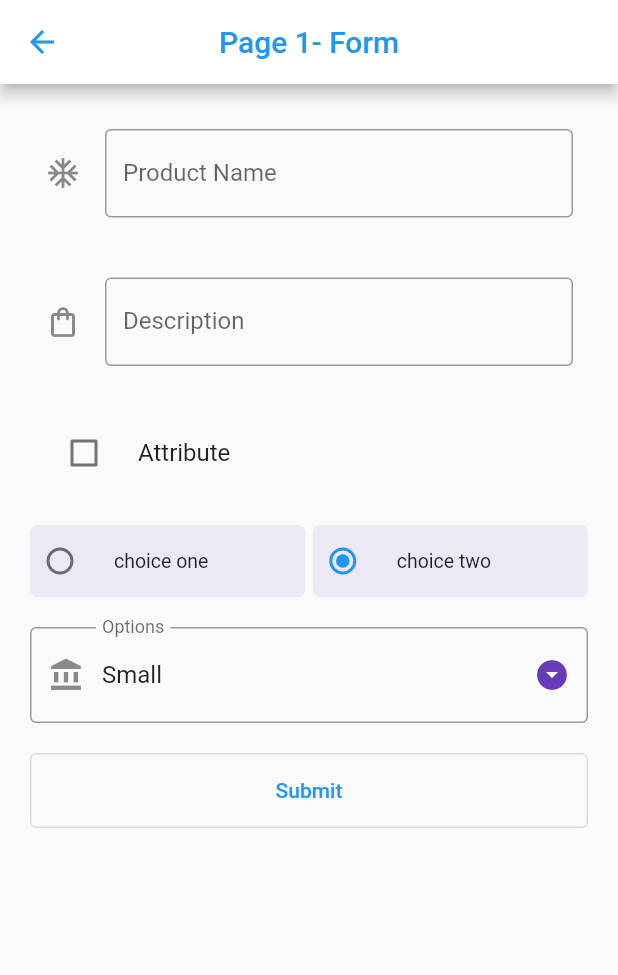
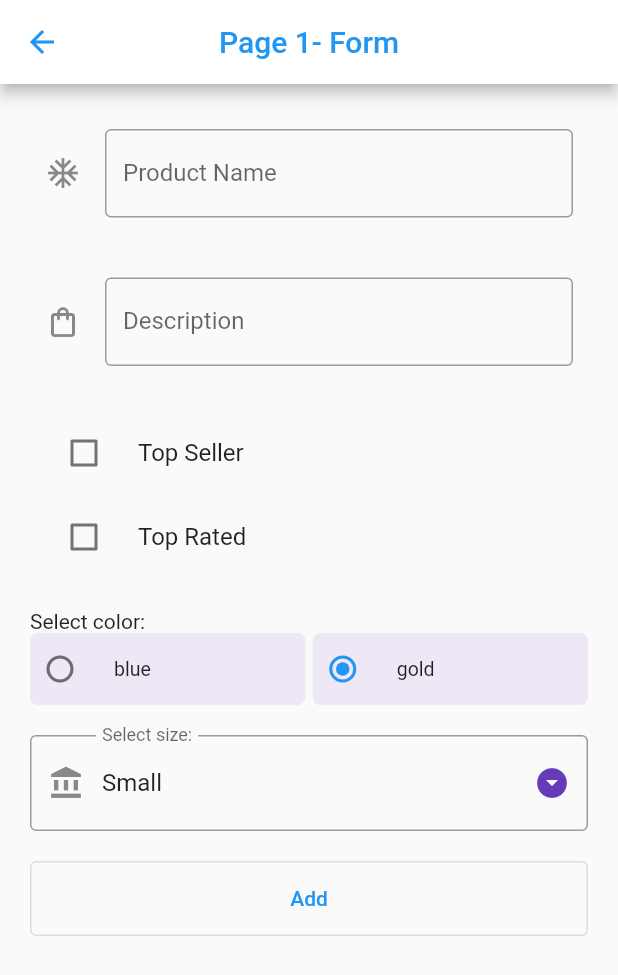
Before and after one commit to ThawedBuffalo/flutter_template, a Flutter app: the Page1 screen opened directly, on a phone screen of 412 x 824 dp. Shown: the top 975 px of the screen. Run offline on Flutter 3.47's test engine with Material 2 defaults, Android fonts, the phone set to English and light mode, and no system bars; our stand-ins replace bloc, dartz, equatable, flash, get_it, logger.

Commit message:
completed form with model validations

```diff
--- a/lib/presentation/pages/page-1/page-1.dart
+++ b/lib/presentation/pages/page-1/page-1.dart
@@ -1,11 +1,10 @@
 import 'package:flutter/material.dart';
 import 'package:flutter_template/core/logging/custom_logger.dart';
+import 'package:flutter_template/presentation/pages/page-1/product-model.dart.dart';
 import 'package:flutter_template/presentation/pages/widgets/radio-button-widget.dart';
 import 'package:flutter_template/presentation/pages/widgets/text-form-widget.dart';
 
 import '../page-2/page-2.dart';
-
-enum RadioButtonTypeEnum { option1, option2 }
 
 class Page1 extends StatefulWidget {
   const Page1({super.key});
@@ -16,22 +15,24 @@ class Page1 extends StatefulWidget {
 
 class _Page1State extends State<Page1> {
   _Page1State() {
-    _dropDownSelection = _dropDownList[0];
+    _sizeSelected = _sizeOptions[0];
   }
 
-  String _productName = 'Product Name';
-  String _productDescription = 'Description';
+  final String _productName = 'Product Name';
+  final String _productDescription = 'Description';
   final _productController = TextEditingController();
   final _descriptionController = TextEditingController();
-  bool _checkBox = false;
+  bool _topSeller = false;
+  bool _topRated = false;
+  var selectedColor;
 
   // define variables for radio button section
-  List<String> optionsList = ['choice one', 'choice two', 'choice three'];
-  int radioButtonGroupValue = 1;
+  List<String> colorOptions = ['blue', 'gold'];
+  int colorOptionsGroup = 1;
 
   // define values for dropdown fields
-  final _dropDownList = ["Small", "Medium", "Large", "Xlarge"];
-  String? _dropDownSelection;
+  final _sizeOptions = ["Small", "Medium", "Large", "Xlarge"];
+  String _sizeSelected = 'Small';
 
   final _formKey = GlobalKey<FormState>();
 
@@ -66,63 +67,66 @@ class _Page1State extends State<Page1> {
                 const SizedBox(height: 20.0),
                 // TODO- create generic external widget
                 CheckboxListTile(
-                  value: _checkBox,
-                  title: const Text("Attribute"),
+                  value: _topSeller,
+                  title: const Text("Top Seller"),
                   onChanged: (value) {
                     setState(() {
-                      _checkBox = value!;
-                      CustomLogger.loggerNoStack
-                          .i('checkbox value: $_checkBox');
+                      _topSeller = value!;
+                      CustomLogger.loggerNoStack.i('top seller: $_topSeller');
                     });
                   },
                   controlAffinity: ListTileControlAffinity.leading,
                 ),
+                //const SizedBox(height: 10.0),
+                CheckboxListTile(
+                  value: _topRated,
+                  title: const Text("Top Rated"),
+                  onChanged: (value) {
+                    setState(() {
+                      _topRated = value!;
+                      CustomLogger.loggerNoStack.i('top rated: $_topRated');
+                    });
+                  },
+                  controlAffinity: ListTileControlAffinity.leading,
+                ),
+
                 const SizedBox(height: 20.0),
+                Text('Select color:'),
                 Row(
                   children: [
                     RadioButtonWidget(
-                        title: Text(optionsList[0]),
+                        title: Text(colorOptions[0]),
                         value: 0,
-                        groupValue: radioButtonGroupValue,
+                        groupValue: colorOptionsGroup,
                         onChanged: (value) {
                           setState(() {
-                            var selected = optionsList[value];
+                            selectedColor = colorOptions[value];
                             CustomLogger.loggerNoStack.i(
-                                'user selected value- ->$value<-, item ->$selected<-');
-                            radioButtonGroupValue = value;
+                                'user selected value- ->$value<-, item ->$selectedColor<-');
+                            colorOptionsGroup = value;
                           });
                         }),
                     const SizedBox(
                       width: 5.0,
                     ),
                     RadioButtonWidget(
-                        title: Text(optionsList[1]),
+                        title: Text(colorOptions[1]),
                         value: 1,
-                        groupValue: radioButtonGroupValue,
+                        groupValue: colorOptionsGroup,
                         onChanged: (value) {
                           setState(() {
-                            var selected = optionsList[value];
+                            selectedColor = colorOptions[value];
                             CustomLogger.loggerNoStack.i(
-                                'user selected value- ->$value<-, item ->$selected<-');
-                            radioButtonGroupValue = value;
+                                'user selected value- ->$value<-, item ->$selectedColor<-');
+                            colorOptionsGroup = value;
                           });
                         }),
-                    // RadioButtonWidget(
-                    //     title: Text(RadioButtonTypeEnum.option2.name),
-                    //     value: RadioButtonTypeEnum.option2,
-                    //     selectedRadioButtonType: _radioButtonTypeEnum,
-                    //     onChanged: (val) {
-                    //       setState(() {
-                    //         CustomLogger.loggerNoStack.i('user selected- $val');
-                    //         _radioButtonTypeEnum = val;
-                    //       });
-                    //     }),
                   ],
                 ),
                 const SizedBox(height: 20.0),
                 DropdownButtonFormField(
-                  value: _dropDownSelection,
-                  items: _dropDownList
+                  value: _sizeSelected,
+                  items: _sizeOptions
                       .map((e) => DropdownMenuItem(
                             child: Text(e),
                             value: e,
@@ -130,7 +134,7 @@ class _Page1State extends State<Page1> {
                       .toList(),
                   onChanged: (value) {
                     setState(() {
-                      _dropDownSelection = value as String;
+                      _sizeSelected = value as String;
                     });
                   },
                   icon: const Icon(
@@ -139,7 +143,7 @@ class _Page1State extends State<Page1> {
                   ),
                   dropdownColor: Colors.deepPurple.shade50,
                   decoration: const InputDecoration(
-                      labelText: "Options",
+                      labelText: "Select size:",
                       prefixIcon: Icon(Icons.account_balance),
                       border: OutlineInputBorder()),
                 ),
@@ -148,19 +152,30 @@ class _Page1State extends State<Page1> {
                   style: OutlinedButton.styleFrom(
                       minimumSize: const Size(200, 50)),
                   onPressed: () {
-                    CustomLogger.loggerNoStack.i("INFO: just showing info...");
+                    CustomLogger.loggerNoStack
+                        .i("INFO: mapping user values to model, submitting...");
+
                     if (_formKey.currentState!.validate()) {
+                      ProductModel product = ProductModel(
+                          name: _productController.text,
+                          description: _descriptionController.text,
+                          topSeller: _topSeller,
+                          topRated: _topRated,
+                          color: selectedColor,
+                          size: _sizeSelected);
+
+                      var result = product.toJson();
+                      CustomLogger.loggerNoStack.i("INFO: $result");
                       Navigator.push(context, MaterialPageRoute(
                         builder: (context) {
                           return Page2(
-                            productName: _productController.text,
-                            checkboxValue: _checkBox,
+                            product: product,
                           );
                         },
                       ));
                     }
                   }, // onPressed
-                  child: const Text("Submit"),
+                  child: const Text("Add"),
                 ),
               ],
             ),
--- /dev/null
+++ b/lib/presentation/pages/page-1/product-model.dart.dart
@@ -0,0 +1,50 @@
+import 'package:equatable/equatable.dart';
+
+// NOTE: this file would normally live in the clean arch model layer, here just for demo
+
+// models are the direct mapping from repository/apis
+// entities are the logical models
+
+class ProductModel extends Equatable {
+  final String name;
+  final String description;
+  final bool topSeller;
+  final bool topRated;
+  final String color;
+  final String size;
+
+  const ProductModel(
+      {required this.name,
+      required this.description,
+      required this.topSeller,
+      required this.topRated,
+      required this.color,
+      required this.size});
+
+  factory ProductModel.fromJson(Map<String, dynamic> jsonData) {
+    Map<String, dynamic> jsonUserData = jsonData['placeholder_jsontitle'];
+
+    return ProductModel(
+        name: jsonUserData['name'],
+        description: jsonUserData['description'],
+        topSeller: jsonUserData['topSeller'],
+        topRated: jsonUserData['topRated'],
+        color: jsonUserData['color'],
+        size: jsonUserData['size']);
+  }
+
+  Map<String, dynamic> toJson() {
+    return {
+      'name': name,
+      'description': description,
+      'topSeller': topSeller,
+      'topRated': topRated,
+      'color': color,
+      'size': size
+    };
+  }
+
+  @override
+  List<Object?> get props =>
+      [name, description, topSeller, topRated, color, size];
+}
--- a/reference/to-do.txt
+++ b/reference/to-do.txt
@@ -36,7 +36,7 @@ https://stackoverflow.com/questions/50060276/flutter-custom-radio-button
 x-Dropdown button:
 https://www.youtube.com/watch?v=6_Azs3fq9O4&ab_channel=CodingWithTea
 
-Form validation/submittal:
+x-Form validation/submittal:
 https://www.youtube.com/watch?v=BubDWUrbPQY&ab_channel=CodingWithTea
 
 Splash screen:
```
Also changed, not shown: lib/presentation/pages/page-1/form-model.dart.dart (deleted, +0 -38 lines), lib/presentation/pages/page-2/page-2.dart (+5 -6 lines).
